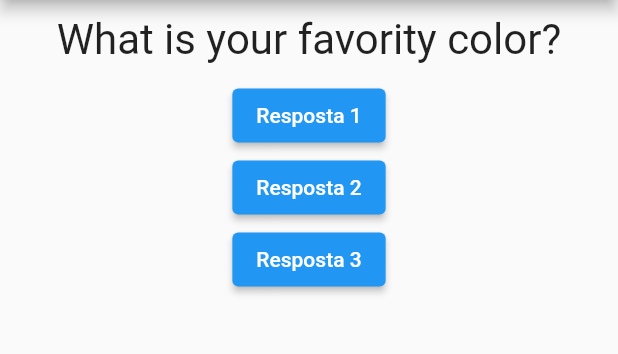
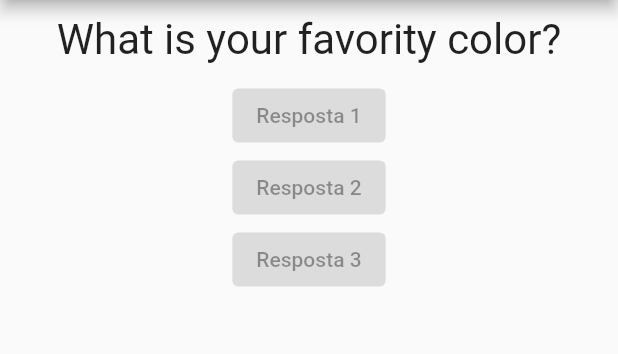
Before and after one commit to samueljml/quiz, a Flutter app: the screen it shows after launch, on a phone screen of 412 x 824 dp, the part 84-438 px from its top. Run offline on Flutter 3.47's test engine with Material 2 defaults, Android fonts, the phone set to English and light mode, and no system bars.

Commit message:
Adding Answer Widget

```diff
--- /dev/null
+++ b/lib/answer.dart
@@ -0,0 +1,15 @@
+import 'package:flutter/material.dart';
+
+class Answer extends StatelessWidget {
+  final String text;
+
+  const Answer(this.text, {Key? key}) : super(key: key);
+
+  @override
+  Widget build(BuildContext context) {
+    return ElevatedButton(
+      child: Text(text),
+      onPressed: null,
+    );
+  }
+}
--- a/lib/main.dart
+++ b/lib/main.dart
@@ -1,5 +1,6 @@
 import 'package:flutter/material.dart';
 import "./question.dart";
+import './answer.dart';
 
 main() => runApp(QuizApp(
       key: UniqueKey(),
@@ -30,18 +31,9 @@ class QuizAppState extends State<QuizApp> {
         body: Column(
           children: <Widget>[
             Question(questions[selectedQuestions]),
-            ElevatedButton(
-              child: const Text('Resposta 1'),
-              onPressed: responder,
-            ),
-            ElevatedButton(
-              child: const Text('Resposta 2'),
-              onPressed: responder,
-            ),
-            ElevatedButton(
-              child: const Text('Resposta 3'),
-              onPressed: responder,
-            ),
+            Answer('Resposta 1'),
+            Answer('Resposta 2'),
+            Answer('Resposta 3'),
           ],
         ),
       ),
```
